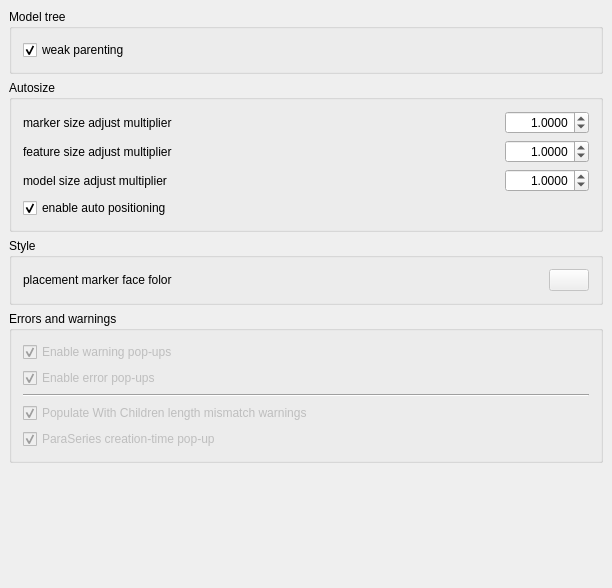
Old version of the form ui/pref/lattice2-pref-general.ui in the repository DeepSOIC/Lattice2.
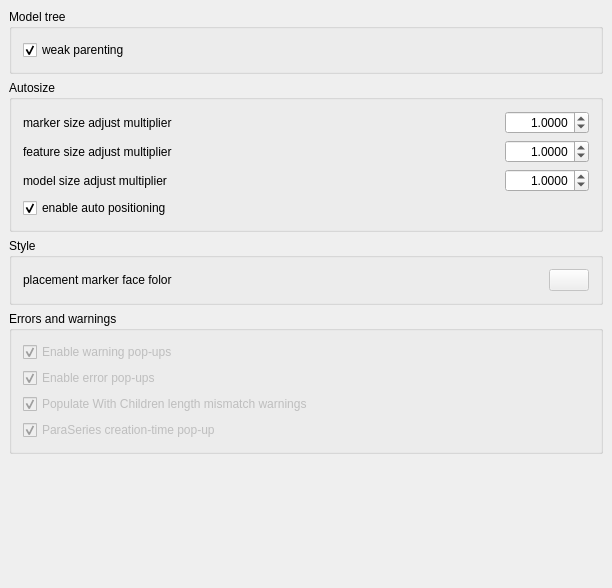
New version of the form. Custom widgets are drawn as their Qt base class.

Commit message: fix warning when opening preferences

```diff
--- a/ui/pref/lattice2-pref-general.ui
+++ b/ui/pref/lattice2-pref-general.ui
@@ -391,13 +391,6 @@
         </property>
        </widget>
       </item>
-      <item>
-       <widget class="Line" name="line">
-        <property name="orientation">
-         <enum>Qt::Horizontal</enum>
-        </property>
-       </widget>
-      </item>
       <item>
        <widget class="Gui::PrefCheckBox" name="gui::PrefCheckBox_2">
         <property name="enabled">
```
